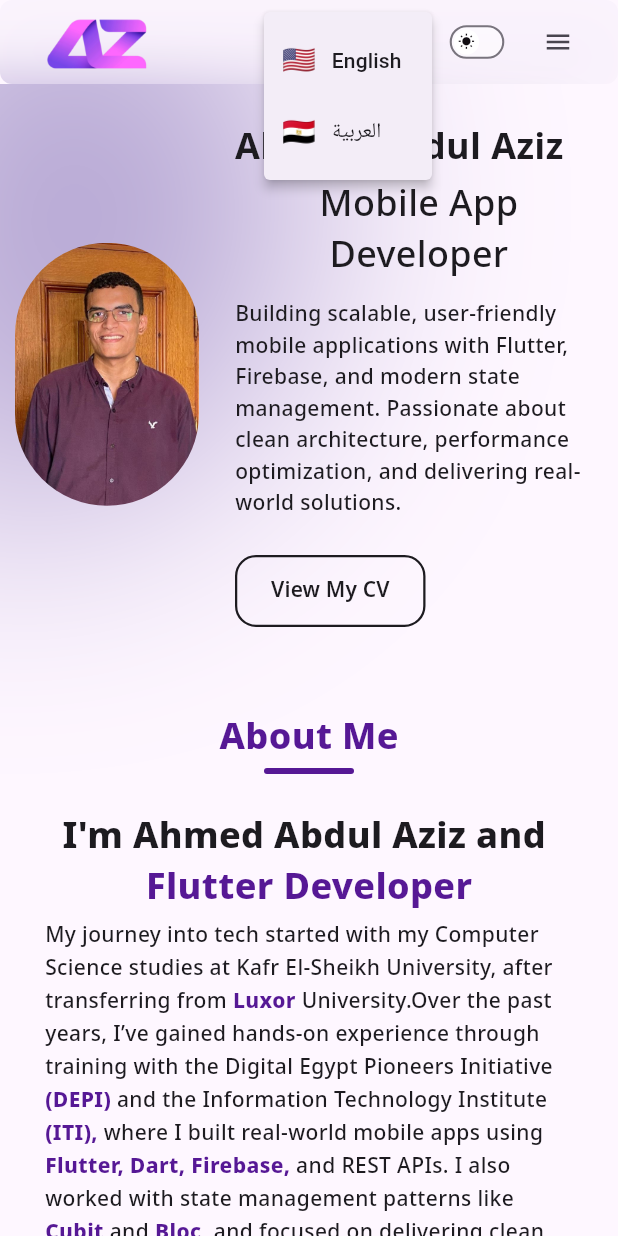
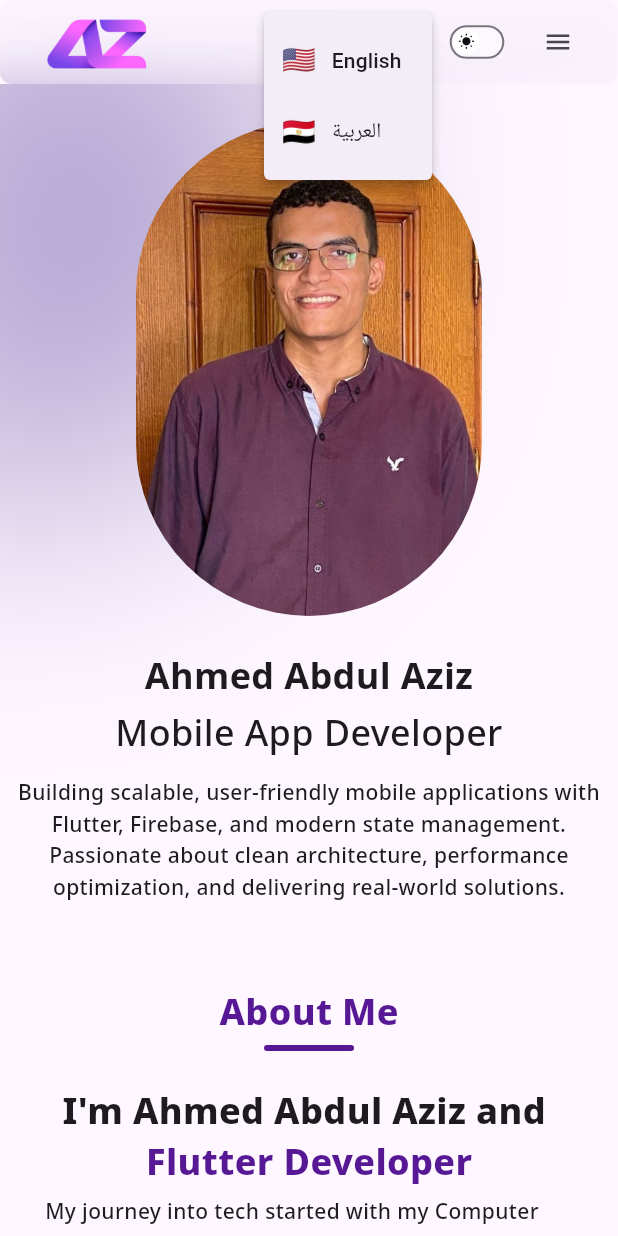
Before and after one commit to interesta22/prtfolio, a Flutter app: the screen it shows after launch, after a tap on the "language" icon, on a phone screen of 412 x 824 dp. Run offline on Flutter 3.47's test engine with Material 3 defaults, Android fonts, the light colour scheme and no system bars; our stand-ins replace bloc, card_swiper, flutter_bloc, gap, lucide_icons; missing offline and left inert: dart:html.

Commit message:
Edit Hero Widget

```diff
--- a/lib/features/home/presentation/hero_texts.dart
+++ b/lib/features/home/presentation/hero_texts.dart
@@ -8,26 +8,24 @@ class HeroTexts extends StatelessWidget {
 
   @override
   Widget build(BuildContext context) {
+    final isDesktop = context.isDesktopOrTablet;
+
     return Column(
-      crossAxisAlignment: context.isDesktopOrTablet
+      crossAxisAlignment: isDesktop
           ? CrossAxisAlignment.start
-          : CrossAxisAlignment.start,
+          : CrossAxisAlignment.center,
       children: [
         Text(
           context.loc.heroTitle,
-          textAlign: context.isDesktopOrTablet
-              ? TextAlign.left
-              : TextAlign.center,
+          textAlign: isDesktop ? TextAlign.left : TextAlign.center,
           style: context.textStyles.titleLgBold.copyWith(
             color: context.colorScheme.onSurface,
           ),
         ),
-        Gap(context.isDesktopOrTablet ? Insets.med : Insets.xs),
+        Gap(isDesktop ? Insets.med : Insets.xs),
         Text(
           context.loc.mobileAppDeveloper,
-          textAlign: context.isDesktopOrTablet
-              ? TextAlign.left
-              : TextAlign.center,
+          textAlign: isDesktop ? TextAlign.left : TextAlign.center,
           style: context.textStyles.titleMdMedium.copyWith(
             color: context.colorScheme.onSurface,
           ),
@@ -35,6 +33,7 @@ class HeroTexts extends StatelessWidget {
         Gap(Insets.med),
         Text(
           context.loc.heroDescription,
+          textAlign: isDesktop ? TextAlign.left : TextAlign.center,
           style: context.textStyles.bodyLgMedium.copyWith(
             color: context.colorScheme.onSurface,
             height: 1.5,
--- a/lib/features/home/presentation/hero_widget.dart
+++ b/lib/features/home/presentation/hero_widget.dart
@@ -55,32 +55,11 @@ class _SmallHeroWidget extends StatelessWidget {
   @override
   Widget build(BuildContext context) {
     return Column(
+      crossAxisAlignment: CrossAxisAlignment.center,
       children: [
-        Row(
-          mainAxisAlignment: MainAxisAlignment.center,
-          crossAxisAlignment: CrossAxisAlignment.center,
-          children: [
-            Expanded(
-              child: SizedBox(width: context.width * 0.6, child: HeroImage()),
-            ),
-            Gap(Insets.xl),
-            Expanded(
-              flex: 2,
-              child: Column(
-                crossAxisAlignment: CrossAxisAlignment.start,
-                children: [
-                  HeroTexts(),
-                  Gap(Insets.xl),
-                  DownloadCVButton(
-                    cvUrl:
-                        'https://drive.google.com/file/d/1PqG277to1259scPwA7UsQ5q-iS7a_A79/view?usp=sharing',
-                    title: context.loc.view_my_cv,
-                  ),
-                ],
-              ),
-            ),
-          ],
-        ),
+        SizedBox(height: context.height * 0.4, child: HeroImage()),
+        Gap(Insets.xl),
+        HeroTexts(),
       ],
     );
   }
--- a/lib/features/projects/presentation/projects.dart
+++ b/lib/features/projects/presentation/projects.dart
@@ -79,16 +79,6 @@ class ProjectsListPage extends StatelessWidget {
           'assets/images/photo_2025-08-29_16-20-41.jpg',
           'assets/images/photo_2025-08-29_16-20-40.jpg',
         ],
-        liveDemoLink: 'https://example.com',
-        downloadLink: 'https://playstore.com/app',
-      ),
-      Project(
-        name: 'MemoMate',
-        shortDescription: context.loc.memomate_short,
-        longDescription: context.loc.memomate_long,
-        coverImage: 'assets/images/memo_mate_icon.png',
-        techStack: ['Flutter', 'Firebase'],
-        galleryImages: ['assets/images/photo_2025-07-05_19-22-22.jpg'],
         liveDemoLink: 'https://example.com',
         downloadLink: 'https://playstore.com/app',
       ),
```
